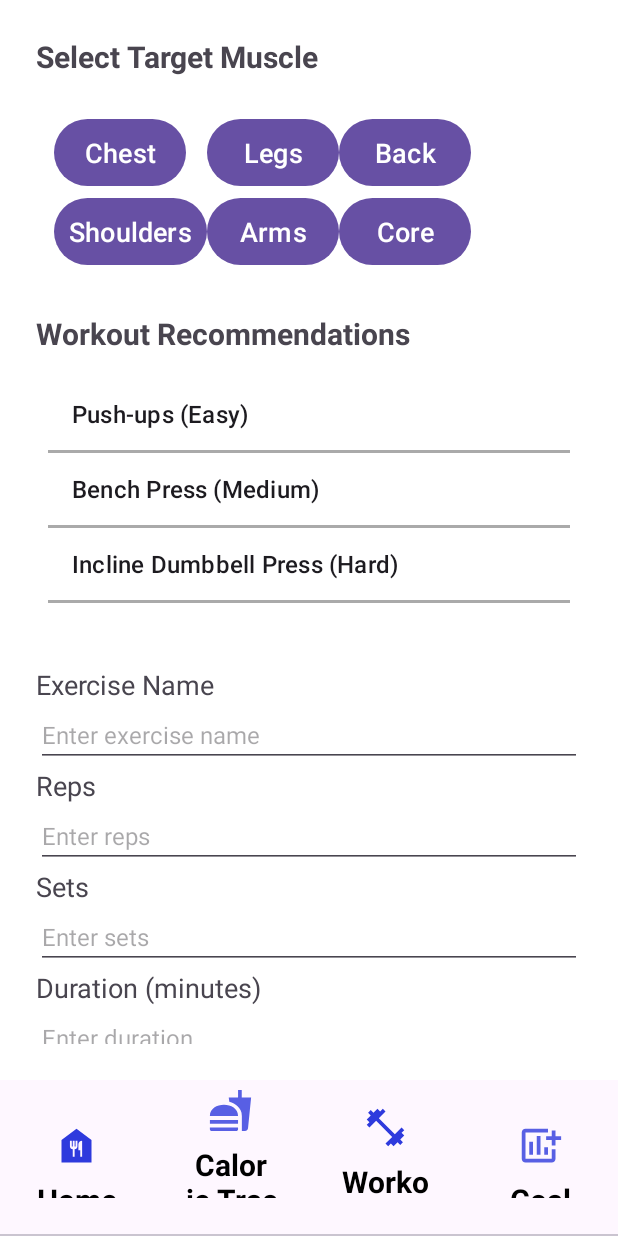
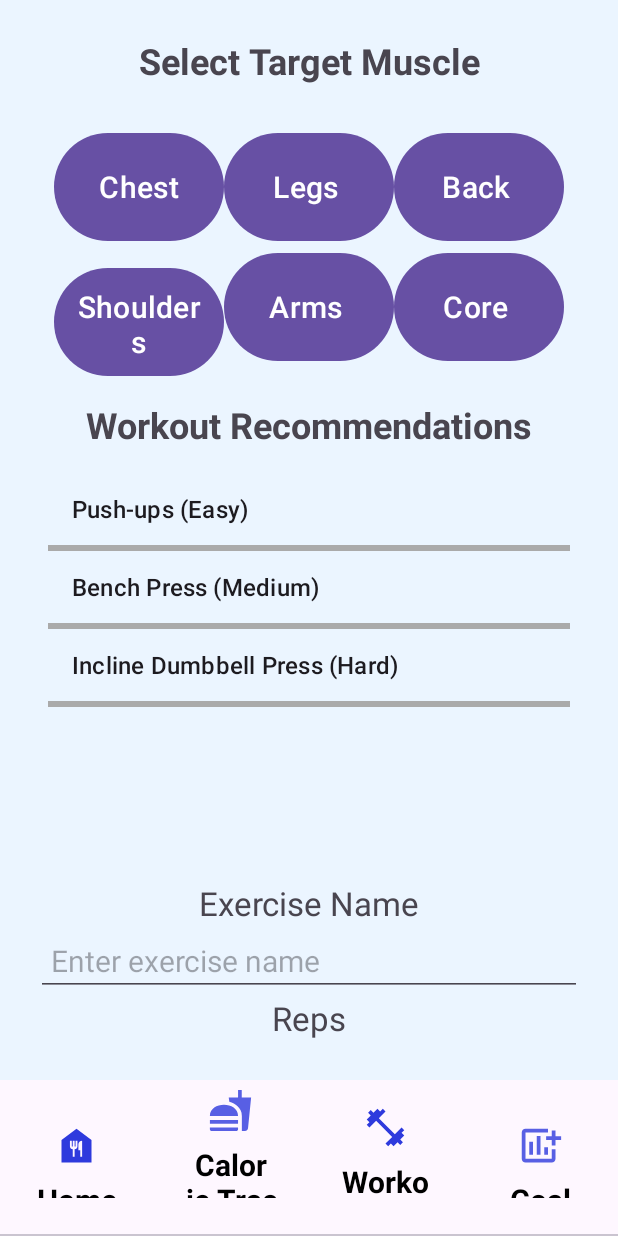
Before and after one commit to kar5252/CMSC-434-Health-App, an Android app: the screen it shows after launch (MainActivity), item 3 of the bottom bar chosen, on a phone screen of 412 x 824 dp. Run offline under Robolectric (Android 15) with nearby library versions, the phone set to English and light mode, and no system bars.

Commit message:
finalized workout

```diff
--- a/app/src/main/res/layout/fragment_workout.xml
+++ b/app/src/main/res/layout/fragment_workout.xml
@@ -2,147 +2,189 @@
     xmlns:android="http://schemas.android.com/apk/res/android"
     android:layout_width="match_parent"
     android:layout_height="match_parent"
-    android:padding="24dp"
-    android:background="@android:color/white">
+    android:padding="16dp"
+    android:background="#ebf5ff">
 
     <LinearLayout
         android:layout_width="match_parent"
         android:layout_height="wrap_content"
-        android:orientation="vertical">
+        android:orientation="vertical"
+        android:padding="8dp">
 
         <TextView
-            android:layout_width="wrap_content"
+            android:layout_width="match_parent"
             android:layout_height="wrap_content"
             android:text="Select Target Muscle"
-            android:textSize="20sp"
+            android:textSize="24sp"
             android:textStyle="bold"
-            android:layout_marginBottom="12dp" />
+            android:layout_marginBottom="16dp"
+            android:gravity="center" />
 
         <GridLayout
             android:id="@+id/muscleSelectionGrid"
             android:layout_width="match_parent"
             android:layout_height="wrap_content"
             android:columnCount="3"
-            android:rowCount="2"
             android:padding="12dp">
 
             <Button
                 android:id="@+id/muscleChest"
-                android:text="Chest"
-                android:textSize="18sp"
-                android:padding="10dp"/>
+                android:layout_width="0dp"
+                android:layout_height="80dp"
+                android:layout_columnWeight="1"
+                android:text="  Chest  "
+                android:textSize="20sp"
+                android:gravity="center"
+                android:padding="12dp" />
+
             <Button
                 android:id="@+id/muscleLegs"
-                android:text="Legs"
-                android:textSize="18sp"
-                android:padding="10dp"/>
+                android:layout_width="0dp"
+                android:layout_height="80dp"
+                android:layout_columnWeight="1"
+                android:text="  Legs   "
+                android:textSize="20sp"
+                android:gravity="center"
+                android:padding="12dp" />
+
             <Button
                 android:id="@+id/muscleBack"
-                android:text="Back"
-                android:textSize="18sp"
-                android:padding="10dp"/>
+                android:layout_width="0dp"
+                android:layout_height="80dp"
+                android:layout_columnWeight="1"
+                android:text="  Back   "
+                android:textSize="20sp"
+                android:gravity="center"
+                android:padding="12dp" />
+
             <Button
                 android:id="@+id/muscleShoulders"
+                android:layout_width="0dp"
+                android:layout_height="80dp"
+                android:layout_columnWeight="1"
                 android:text="Shoulders"
-                android:textSize="18sp"
-                android:padding="10dp"/>
+                android:textSize="20sp"
+                android:gravity="center"
+                android:padding="12dp" />
+
             <Button
                 android:id="@+id/muscleArms"
-                android:text="Arms"
-                android:textSize="18sp"
-                android:padding="10dp"/>
+                android:layout_width="0dp"
+                android:layout_height="80dp"
+                android:layout_columnWeight="1"
+                android:text="  Arms   "
+                android:textSize="20sp"
+                android:gravity="center"
+                android:padding="12dp" />
+
             <Button
                 android:id="@+id/muscleCore"
-                android:text="Core"
-                android:textSize="18sp"
-                android:padding="10dp"/>
+                android:layout_width="0dp"
+                android:layout_height="80dp"
+                android:layout_columnWeight="1"
+                android:text="  Core   "
+                android:textSize="20sp"
+                android:gravity="center"
+                android:padding="12dp" />
         </GridLayout>
 
         <TextView
-            android:layout_width="wrap_content"
+            android:layout_width="match_parent"
             android:layout_height="wrap_content"
             android:text="Workout Recommendations"
-            android:textSize="20sp"
+            android:textSize="24sp"
             android:textStyle="bold"
-            android:layout_marginTop="16dp"
-            android:layout_marginBottom="8dp" />
+            android:layout_marginBottom="8dp"
+            android:gravity="center" />
 
         <ListView
             android:id="@+id/workoutListView"
             android:layout_width="match_parent"
-            android:layout_height="200dp"
+            android:layout_height="280dp"
             android:divider="@android:color/darker_gray"
-            android:dividerHeight="2dp"
+            android:dividerHeight="4dp"
             android:padding="8dp" />
 
         <TextView
-            android:layout_width="wrap_content"
+            android:layout_width="match_parent"
             android:layout_height="wrap_content"
             android:text="Exercise Name"
-            android:textSize="18sp"/>
+            android:textSize="22sp"
+            android:gravity="center" />
+
         <EditText
             android:id="@+id/exerciseNameInput"
             android:layout_width="match_parent"
             android:layout_height="wrap_content"
             android:hint="Enter exercise name"
-            android:textSize="16sp"/>
+            android:textSize="20sp"
+            android:padding="10dp" />
 
         <TextView
-            android:layout_width="wrap_content"
+            android:layout_width="match_parent"
             android:layout_height="wrap_content"
             android:text="Reps"
-            android:textSize="18sp"/>
+            android:textSize="22sp"
+            android:gravity="center" />
+
         <EditText
             android:id="@+id/repsInput"
             android:layout_width="match_parent"
             android:layout_height="wrap_content"
             android:hint="Enter reps"
-            android:textSize="16sp"/>
+            android:textSize="20sp"
+            android:padding="10dp" />
 
         <TextView
-            android:layout_width="wrap_content"
+            android:layout_width="match_parent"
             android:layout_height="wrap_content"
             android:text="Sets"
-            android:textSize="18sp"/>
+            android:textSize="22sp"
+            android:gravity="center" />
+
         <EditText
             android:id="@+id/setsInput"
             android:layout_width="match_parent"
             android:layout_height="wrap_content"
             android:hint="Enter sets"
-            android:textSize="16sp"/>
+            android:textSize="20sp"
+            android:padding="10dp" />
 
         <TextView
-            android:layout_width="wrap_content"
+            android:layout_width="match_parent"
             android:layout_height="wrap_content"
             android:text="Duration (minutes)"
-            android:textSize="18sp"/>
+            android:textSize="22sp"
+            android:gravity="center" />
+
         <EditText
             android:id="@+id/durationInput"
             android:layout_width="match_parent"
             android:layout_height="wrap_content"
             android:hint="Enter duration"
-            android:textSize="16sp"/>
+            android:textSize="20sp"
+            android:padding="10dp" />
 
         <Button
             android:id="@+id/confirmWorkoutButton"
             android:layout_width="match_parent"
             android:layout_height="wrap_content"
             android:text="Confirm Workout"
-            android:textSize="18sp"
-            android:layout_marginTop="16dp"
+            android:textSize="22sp"
+            android:layout_marginTop="20dp"
             android:padding="16dp"
             android:backgroundTint="@android:color/holo_blue_light"
-            android:textColor="@android:color/white"/>
+            android:textColor="@android:color/white" />
 
         <Button
             android:id="@+id/previousWorkoutsButton"
             android:layout_width="match_parent"
             android:layout_height="wrap_content"
             android:text="Previous Workouts"
-            android:textSize="18sp"
-            android:layout_marginTop="12dp"
+            android:textSize="22sp"
+            android:layout_marginTop="20dp"
             android:padding="16dp"
-            android:backgroundTint="@android:color/holo_orange_light"
-            android:textColor="@android:color/white"/>
+            android:backgroundTint="@android:color/holo_orange_dark"
+            android:textColor="@android:color/white" />
     </LinearLayout>
 </ScrollView>
```
